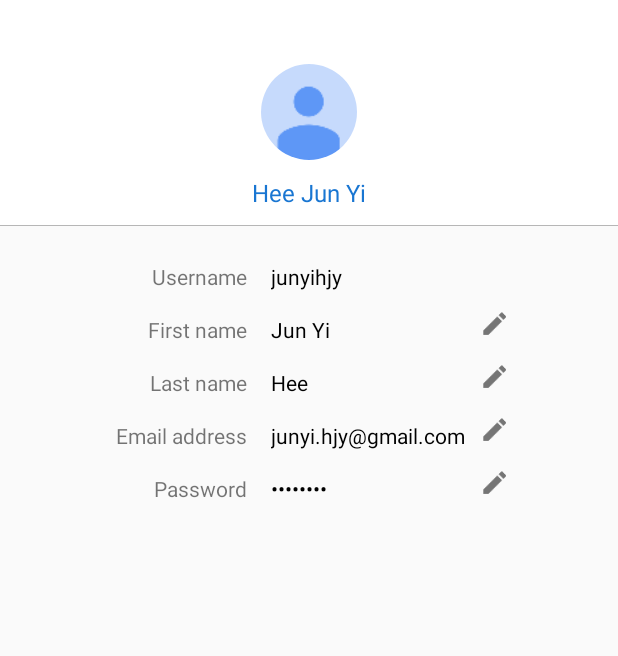
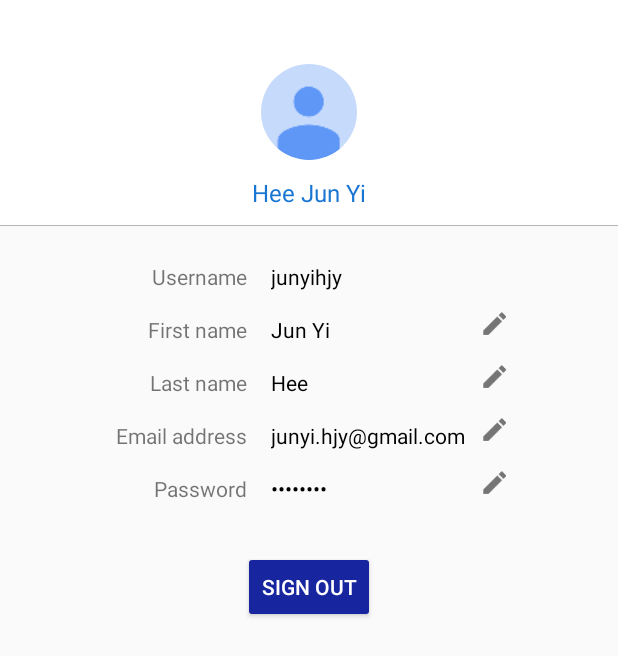
Before and after one commit to junyi/RGHIS, an Android app: the layout profile_fragment.xml on its own in the app's theme, with its tools: preview values and no code run, on a phone screen of 412 x 824 dp. Shown: the top 656 px of the screen. Run offline under Robolectric (Android 15) with nearby library versions, the phone set to English and light mode, and no system bars.

Commit message:
Add ability to sign out, other UI fixes

```diff
--- a/RGHIS/app/src/main/java/sg/rghis/android/utils/SystemUtils.java
+++ b/RGHIS/app/src/main/java/sg/rghis/android/utils/SystemUtils.java
@@ -6,7 +6,6 @@ import android.content.res.Resources;
 import android.content.res.TypedArray;
 import android.os.Build;
 import android.support.annotation.AttrRes;
-import android.util.Range;
 import android.util.TypedValue;
 import android.view.View;
 import android.view.inputmethod.InputMethodManager;
@@ -143,4 +142,8 @@ public class SystemUtils {
             activity.onBackPressed();
         }
     }
+
+    public static int getDeviceOrientation(Context context) {
+        return context.getResources().getConfiguration().orientation;
+    }
 }
--- a/RGHIS/app/src/main/java/sg/rghis/android/views/widgets/RGSlidingPaneLayout.java
+++ b/RGHIS/app/src/main/java/sg/rghis/android/views/widgets/RGSlidingPaneLayout.java
@@ -103,7 +103,7 @@ public class RGSlidingPaneLayout extends ViewGroup {
     /**
      * If no fade color is given by default it will fade to 80% gray.
      */
-    private static final int DEFAULT_FADE_COLOR = 0xcccccccc;
+    private static final int DEFAULT_FADE_COLOR = 0;
 
     /**
      * The fade color used for the sliding panel. 0 = no fading.
--- a/RGHIS/app/src/main/res/layout/health_info_detail_fragment.xml
+++ b/RGHIS/app/src/main/res/layout/health_info_detail_fragment.xml
@@ -33,7 +33,7 @@
                 android:id="@+id/tab_layout"
                 android:layout_width="match_parent"
                 android:layout_height="wrap_content"
-                android:background="@color/primary_light"
+                android:background="@color/grey_300"
                 android:theme="@style/ThemeOverlay.AppCompat.Light"
                 app:tabMode="scrollable" />
         </LinearLayout>
--- a/RGHIS/app/src/main/res/layout/profile_fragment.xml
+++ b/RGHIS/app/src/main/res/layout/profile_fragment.xml
@@ -182,5 +182,14 @@
 
     </android.support.v7.widget.GridLayout>
 
-
+    <Button
+        android:id="@+id/sign_out_button"
+        android:layout_width="wrap_content"
+        android:layout_height="wrap_content"
+        android:layout_gravity="center"
+        android:layout_marginBottom="24dp"
+        android:layout_marginTop="24dp"
+        android:padding="12dp"
+        android:text="@string/sign_out"
+        android:theme="@style/AppTheme.Dark" />
 </LinearLayout>
--- a/RGHIS/app/src/main/res/layout/toolbar_main.xml
+++ b/RGHIS/app/src/main/res/layout/toolbar_main.xml
@@ -34,6 +34,7 @@
                     android:gravity="center_vertical"
                     android:paddingLeft="8dp"
                     android:paddingRight="8dp"
+                    android:singleLine="true"
                     android:textAppearance="@style/TextAppearance.AppCompat.Title"
                     tools:text="Title" />
 
--- a/RGHIS/app/src/main/res/values/strings.xml
+++ b/RGHIS/app/src/main/res/values/strings.xml
@@ -46,4 +46,5 @@
     <string name="current_password">Current password</string>
     <string name="new_password">New password</string>
     <string name="profile">Profile</string>
+    <string name="sign_out">Sign out</string>
 </resources>
```
Also changed, not shown: RGHIS/app/src/main/java/sg/rghis/android/fragments/NewsDetailFragment.java (+12 -5 lines), RGHIS/app/src/main/java/sg/rghis/android/fragments/ProfileFragment.java (+7 -0 lines), RGHIS/app/src/main/java/sg/rghis/android/fragments/SignupFragment.java (+7 -7 lines), RGHIS/app/src/main/java/sg/rghis/android/views/MainActivity.java (+65 -10 lines).
